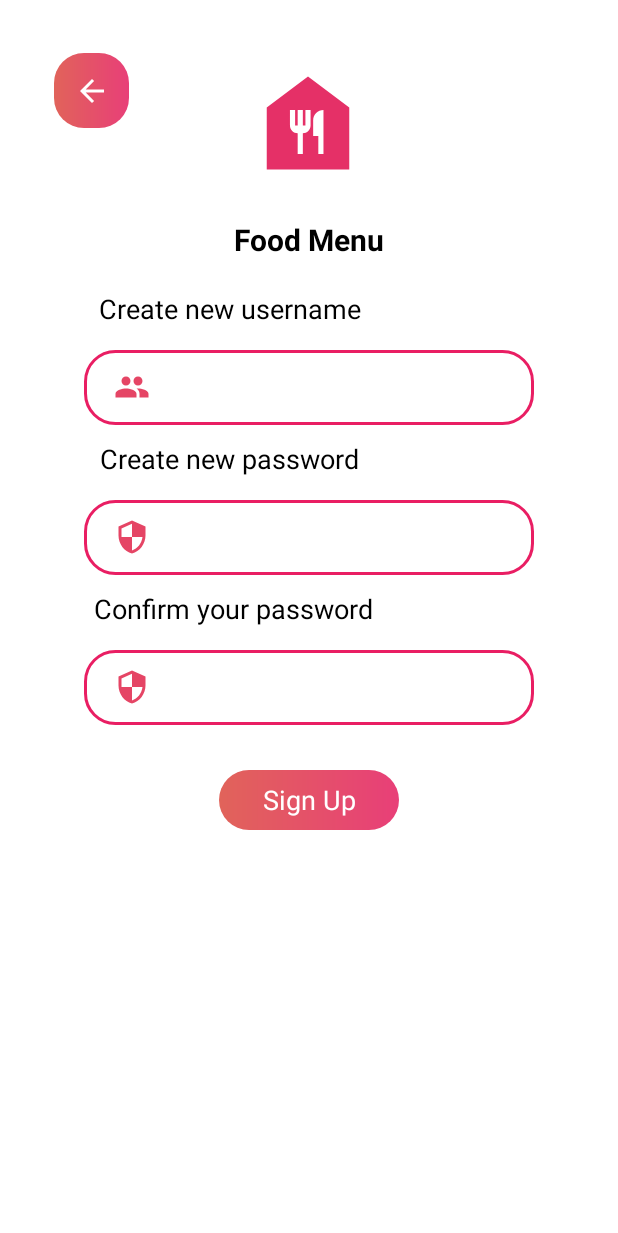
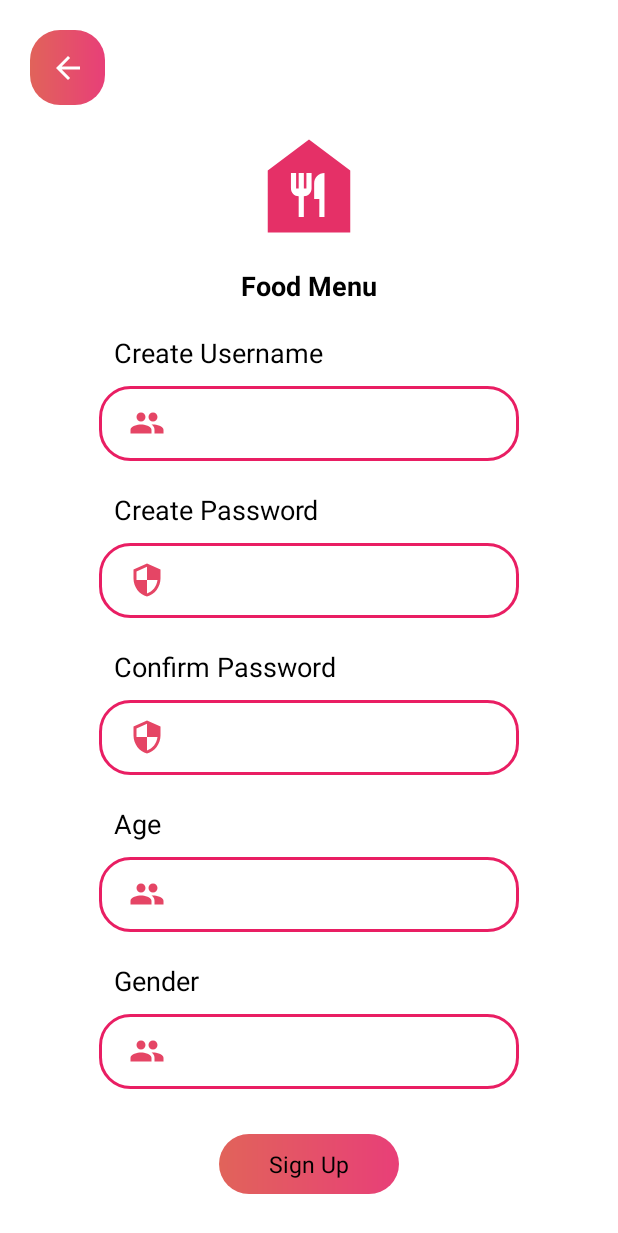
Before and after one commit to Ken329/AndroidStudio_FoodApplication, an Android app: the MainSignUp screen opened directly, with no data from a screen before it, on a phone screen of 412 x 824 dp. Shown: the top 1233 px of the screen. Run offline under Robolectric (Android 15) with nearby library versions, the phone set to English and light mode, and no system bars; our stand-ins replace Firebase (no records; nobody signed in at launch, a user with empty details on screens opened directly).

Commit message:
Done history, clear history, and update sign up function

```diff
--- a/app/src/main/AndroidManifest.xml
+++ b/app/src/main/AndroidManifest.xml
@@ -9,7 +9,8 @@
         android:roundIcon="@mipmap/ic_launcher_round"
         android:supportsRtl="true"
         android:theme="@style/Theme.FoodApplication">
-        <activity android:name=".MainCart"></activity>
+        <activity android:name=".MainHistory"></activity>
+        <activity android:name=".MainCart" />
         <activity android:name=".MainSearch" />
         <activity android:name=".MainPage" />
         <activity android:name=".MainSignUp" />
--- a/app/src/main/java/com/example/foodapplication/MainSignUp.java
+++ b/app/src/main/java/com/example/foodapplication/MainSignUp.java
@@ -20,7 +20,7 @@ import com.google.firebase.database.ValueEventListener;
 
 public class MainSignUp extends AppCompatActivity {
     ImageButton back;
-    EditText username, password, conPass;
+    EditText username, password, conPass, age, gender;
     TextView enter;
     DatabaseReference ref;
     @Override
@@ -29,10 +29,12 @@ public class MainSignUp extends AppCompatActivity {
         setContentView(R.layout.activity_main_sign_up);
         getSupportActionBar().hide();
 
-        back = findViewById(R.id.signUpback);
+        back = findViewById(R.id.signUpBack);
         username = findViewById(R.id.signUpUsername);
         password = findViewById(R.id.signUpPassword);
         conPass = findViewById(R.id.signUpConpass);
+        age = findViewById(R.id.signUpAge);
+        gender = findViewById(R.id.signUpGender);
         enter = findViewById(R.id.signUpEnter);
 
         enter.setOnClickListener(new View.OnClickListener() {
@@ -41,6 +43,8 @@ public class MainSignUp extends AppCompatActivity {
                 String user = username.getText().toString();
                 String pass = password.getText().toString();
                 String conP = conPass.getText().toString();
+                String myAge = age.getText().toString();
+                String gen = gender.getText().toString();
                 if(pass.equals(conP)){
                     Query query = FirebaseDatabase.getInstance().getReference("user")
                             .orderByChild("username")
@@ -51,9 +55,9 @@ public class MainSignUp extends AppCompatActivity {
                             if(snapshot.exists()){
                                 Toast.makeText(MainSignUp.this, "Username appear, please check", Toast.LENGTH_LONG).show();
                             }else{
+                                user_detail newUser = new user_detail(user, pass, myAge, gen);
                                 ref = FirebaseDatabase.getInstance().getReference().child("user");
-                                ref.child(user).child("username").setValue(user);
-                                ref.child(user).child("password").setValue(pass);
+                                ref.child(user).setValue(newUser);
                                 Toast.makeText(MainSignUp.this, "Sign Up Successfully", Toast.LENGTH_SHORT).show();
                                 goBack(v);
                             }
--- /dev/null
+++ b/app/src/main/res/drawable/list_design.xml
@@ -0,0 +1,5 @@
+<?xml version="1.0" encoding="utf-8"?>
+<shape xmlns:android="http://schemas.android.com/apk/res/android">
+    <corners android:radius="25dp"></corners>
+    <solid android:color="@color/white"></solid>
+</shape>
--- a/app/src/main/res/layout/activity_main_sign_up.xml
+++ b/app/src/main/res/layout/activity_main_sign_up.xml
@@ -6,146 +6,156 @@
     android:layout_height="match_parent"
     tools:context=".MainSignUp">
 
+    <ScrollView
+        android:layout_width="match_parent"
+        android:layout_height="match_parent"
+        app:layout_constraintBottom_toBottomOf="parent"
+        app:layout_constraintEnd_toEndOf="parent"
+        app:layout_constraintStart_toStartOf="parent"
+        app:layout_constraintTop_toTopOf="parent">
+
+        <LinearLayout
+            android:layout_width="match_parent"
+            android:layout_height="match_parent"
+            android:orientation="vertical">
             <ImageButton
-        android:id="@+id/signUpback"
+                android:id="@+id/signUpBack"
                 android:layout_width="50dp"
                 android:layout_height="50dp"
-        android:layout_marginTop="35dp"
                 android:background="@drawable/button"
-        app:layout_constraintEnd_toStartOf="@+id/imageView2"
-        app:layout_constraintHorizontal_bias="0.356"
-        app:layout_constraintStart_toStartOf="parent"
-        app:layout_constraintTop_toTopOf="parent"
+                android:layout_marginLeft="20dp"
+                android:layout_marginTop="20dp"
                 app:srcCompat="@drawable/abc_vector_test" />
-
             <ImageView
-        android:id="@+id/imageView2"
+                android:id="@+id/imageView3"
                 android:layout_width="wrap_content"
                 android:layout_height="wrap_content"
-        android:layout_marginTop="28dp"
-        app:layout_constraintEnd_toEndOf="parent"
-        app:layout_constraintHorizontal_bias="0.498"
-        app:layout_constraintStart_toStartOf="parent"
-        app:layout_constraintTop_toTopOf="parent"
+                android:layout_weight="1"
+                android:layout_gravity="center"
                 app:srcCompat="@drawable/food_foreground"
                 tools:ignore="VectorDrawableCompat" />
-
-    <TextView
-        android:id="@+id/textView"
-        android:layout_width="wrap_content"
-        android:layout_height="wrap_content"
-        android:layout_marginTop="10dp"
-        android:text="Food Menu"
-        android:textColor="@color/black"
-        android:textSize="20dp"
-        android:textStyle="bold"
-        app:layout_constraintEnd_toEndOf="parent"
-        app:layout_constraintStart_toStartOf="parent"
-        app:layout_constraintTop_toBottomOf="@+id/imageView2" />
-
-    <TextView
-        android:id="@+id/textView2"
-        android:layout_width="wrap_content"
-        android:layout_height="wrap_content"
-        android:layout_marginTop="20dp"
-        android:text="Create new username"
-        android:textColor="@color/black"
-        android:textSize="18dp"
-        app:layout_constraintEnd_toEndOf="parent"
-        app:layout_constraintHorizontal_bias="0.278"
-        app:layout_constraintStart_toStartOf="parent"
-        app:layout_constraintTop_toBottomOf="@+id/textView" />
-
-    <EditText
-        android:id="@+id/signUpUsername"
-        android:layout_width="300dp"
-        android:layout_height="50dp"
-        android:layout_marginTop="60dp"
-        android:background="@drawable/edit_text"
-        android:drawableLeft="@drawable/ic_baseline_people_24"
-        android:drawablePadding="10dp"
-        android:paddingLeft="20dp"
-        android:paddingRight="20dp"
-        android:textColor="@color/black"
-        android:textSize="18dp"
-        app:layout_constraintEnd_toEndOf="parent"
-        app:layout_constraintStart_toStartOf="parent"
-        app:layout_constraintTop_toBottomOf="@+id/textView" />
-
-    <TextView
-        android:id="@+id/textView3"
-        android:layout_width="wrap_content"
-        android:layout_height="wrap_content"
-        android:layout_marginTop="10dp"
-        android:text="Create new password"
-        android:textColor="@color/black"
-        android:textSize="18dp"
-        app:layout_constraintEnd_toEndOf="parent"
-        app:layout_constraintHorizontal_bias="0.278"
-        app:layout_constraintStart_toStartOf="parent"
-        app:layout_constraintTop_toBottomOf="@+id/signUpUsername" />
-
-    <EditText
-        android:id="@+id/signUpPassword"
-        android:layout_width="300dp"
-        android:layout_height="50dp"
-        android:layout_marginTop="50dp"
-        android:background="@drawable/edit_text"
-        android:drawableLeft="@drawable/ic_baseline_security_24"
-        android:drawablePadding="10dp"
-        android:paddingLeft="20dp"
-        android:paddingRight="20dp"
-        android:textColor="@color/black"
-        android:textSize="18dp"
-        app:layout_constraintEnd_toEndOf="parent"
-        app:layout_constraintStart_toStartOf="parent"
-        app:layout_constraintTop_toBottomOf="@+id/signUpUsername" />
-
             <TextView
                 android:layout_width="wrap_content"
                 android:layout_height="wrap_content"
-        android:text="Confirm your password"
+                android:text="Food Menu"
+                android:textSize="18dp"
                 android:textColor="@color/black"
+                android:layout_gravity="center"
+                android:textStyle="bold"></TextView>
+            <LinearLayout
+                android:layout_width="280dp"
+                android:layout_height="wrap_content"
+                android:layout_gravity="center"
+                android:layout_marginTop="20dp"
+                android:orientation="vertical">
+                <TextView
+                    android:layout_width="wrap_content"
+                    android:layout_height="wrap_content"
+                    android:text="Create Username"
                     android:textSize="18dp"
+                    android:layout_marginLeft="10dp"
+                    android:textColor="@color/black"/>
+                <EditText
+                    android:id="@+id/signUpUsername"
+                    android:layout_width="match_parent"
+                    android:layout_height="50dp"
+                    android:background="@drawable/edit_text"
                     android:layout_marginTop="10dp"
-        app:layout_constraintEnd_toEndOf="parent"
-        app:layout_constraintHorizontal_bias="0.278"
-        app:layout_constraintStart_toStartOf="parent"
-        app:layout_constraintTop_toBottomOf="@+id/signUpPassword" />
-
+                    android:paddingLeft="20dp"
+                    android:paddingRight="20dp"
+                    android:drawableLeft="@drawable/ic_baseline_people_24"
+                    android:drawablePadding="10dp"/>
+                <TextView
+                    android:layout_width="wrap_content"
+                    android:layout_height="wrap_content"
+                    android:text="Create Password"
+                    android:textSize="18dp"
+                    android:layout_marginLeft="10dp"
+                    android:layout_marginTop="20dp"
+                    android:textColor="@color/black"/>
+                <EditText
+                    android:id="@+id/signUpPassword"
+                    android:layout_width="match_parent"
+                    android:layout_height="50dp"
+                    android:background="@drawable/edit_text"
+                    android:layout_marginTop="10dp"
+                    android:paddingLeft="20dp"
+                    android:paddingRight="20dp"
+                    android:drawableLeft="@drawable/ic_baseline_security_24"
+                    android:drawablePadding="10dp"/>
+                <TextView
+                    android:layout_width="wrap_content"
+                    android:layout_height="wrap_content"
+                    android:text="Confirm Password"
+                    android:textSize="18dp"
+                    android:layout_marginLeft="10dp"
+                    android:layout_marginTop="20dp"
+                    android:textColor="@color/black"/>
                 <EditText
                     android:id="@+id/signUpConpass"
-        android:layout_width="300dp"
+                    android:layout_width="match_parent"
                     android:layout_height="50dp"
-        android:layout_marginTop="50dp"
                     android:background="@drawable/edit_text"
-        android:drawableLeft="@drawable/ic_baseline_security_24"
-        android:drawablePadding="10dp"
+                    android:layout_marginTop="10dp"
                     android:paddingLeft="20dp"
                     android:paddingRight="20dp"
-        android:textColor="@color/black"
+                    android:drawableLeft="@drawable/ic_baseline_security_24"
+                    android:drawablePadding="10dp"/>
+                <TextView
+                    android:layout_width="wrap_content"
+                    android:layout_height="wrap_content"
+                    android:text="Age"
                     android:textSize="18dp"
-        app:layout_constraintEnd_toEndOf="parent"
-        app:layout_constraintStart_toStartOf="parent"
-        app:layout_constraintTop_toBottomOf="@+id/signUpPassword" />
-
+                    android:layout_marginLeft="10dp"
+                    android:layout_marginTop="20dp"
+                    android:textColor="@color/black"/>
+                <EditText
+                    android:id="@+id/signUpAge"
+                    android:layout_width="match_parent"
+                    android:layout_height="50dp"
+                    android:background="@drawable/edit_text"
+                    android:layout_marginTop="10dp"
+                    android:paddingLeft="20dp"
+                    android:paddingRight="20dp"
+                    android:drawableLeft="@drawable/ic_baseline_people_24"
+                    android:drawablePadding="10dp"/>
+                <TextView
+                    android:layout_width="wrap_content"
+                    android:layout_height="wrap_content"
+                    android:text="Gender"
+                    android:textSize="18dp"
+                    android:layout_marginLeft="10dp"
+                    android:layout_marginTop="20dp"
+                    android:textColor="@color/black"/>
+                <EditText
+                    android:id="@+id/signUpGender"
+                    android:layout_width="match_parent"
+                    android:layout_height="50dp"
+                    android:background="@drawable/edit_text"
+                    android:layout_marginTop="10dp"
+                    android:paddingLeft="20dp"
+                    android:paddingRight="20dp"
+                    android:drawableLeft="@drawable/ic_baseline_people_24"
+                    android:drawablePadding="10dp"/>
                 <LinearLayout
                     android:layout_width="120dp"
                     android:layout_height="40dp"
                     android:background="@drawable/button"
+                    android:layout_gravity="center"
                     android:layout_marginTop="30dp"
-        app:layout_constraintEnd_toEndOf="parent"
-        app:layout_constraintStart_toStartOf="parent"
-        app:layout_constraintTop_toBottomOf="@+id/signUpConpass">
-
+                    android:layout_marginBottom="20dp">
                     <TextView
                         android:id="@+id/signUpEnter"
                         android:layout_width="match_parent"
                         android:layout_height="match_parent"
+                        android:text="Sign Up"
+                        android:textSize="15dp"
                         android:gravity="center"
-            android:text="Sign Up"
-            android:textColor="@color/white"
-            android:textSize="18dp"></TextView>
+                        android:textColor="@color/black"></TextView>
                 </LinearLayout>
+            </LinearLayout>
+        </LinearLayout>
+    </ScrollView>
+
 
 </androidx.constraintlayout.widget.ConstraintLayout>
--- a/app/src/main/res/menu/nav_header_menu.xml
+++ b/app/src/main/res/menu/nav_header_menu.xml
@@ -11,10 +11,14 @@
         android:title="Cart"></item>
     <item
         android:id="@+id/item3"
+        android:icon="@drawable/ic_baseline_history_24"
+        android:title="History"></item>
+    <item
+        android:id="@+id/item4"
         android:icon="@drawable/ic_baseline_settings_24"
         android:title="Setting"></item>
     <item
-        android:id="@+id/item4"
+        android:id="@+id/item5"
         android:icon="@drawable/ic_baseline_login_24"
         android:title="Logout"></item>
 </menu>
--- a/app/src/main/res/values/colors.xml
+++ b/app/src/main/res/values/colors.xml
@@ -8,4 +8,5 @@
     <color name="black">#FF000000</color>
     <color name="white">#FFFFFFFF</color>
     <color name="title_bar">#E83F78</color>
+    <color name="new_title_bar"></color>
 </resources>
```
Also changed, not shown: app/src/main/java/com/example/foodapplication/MainCart.java (+24 -4 lines), app/src/main/java/com/example/foodapplication/MainHistory.java (added, +129 -0 lines), app/src/main/java/com/example/foodapplication/MainPage.java (+7 -1 lines), app/src/main/java/com/example/foodapplication/customAdapter.java (+7 -5 lines), app/src/main/java/com/example/foodapplication/user_detail.java (added, +44 -0 lines), app/src/main/res/drawable/ic_baseline_delete_24.xml (added, +10 -0 lines), app/src/main/res/drawable/ic_baseline_history_24.xml (added, +10 -0 lines), app/src/main/res/layout/activity_main_history.xml (added, +82 -0 lines), app/src/main/res/layout/main_history_layout.xml (added, +83 -0 lines), app/src/main/res/layout/main_search_layout.xml (+5 -3 lines). Lines whose indentation alone changed are shown as unchanged.
